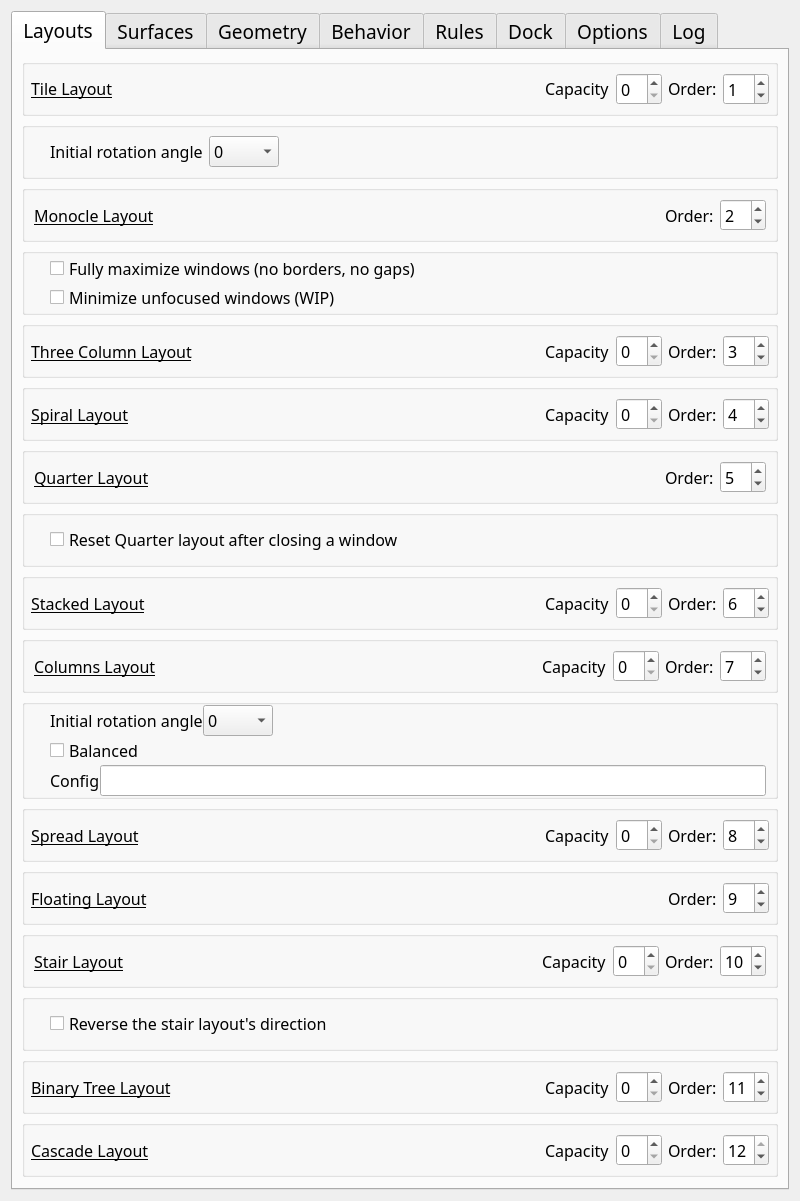
First picture: the form in res/config.ui, repository AndyEveritt/Krohnkite, before the edit.
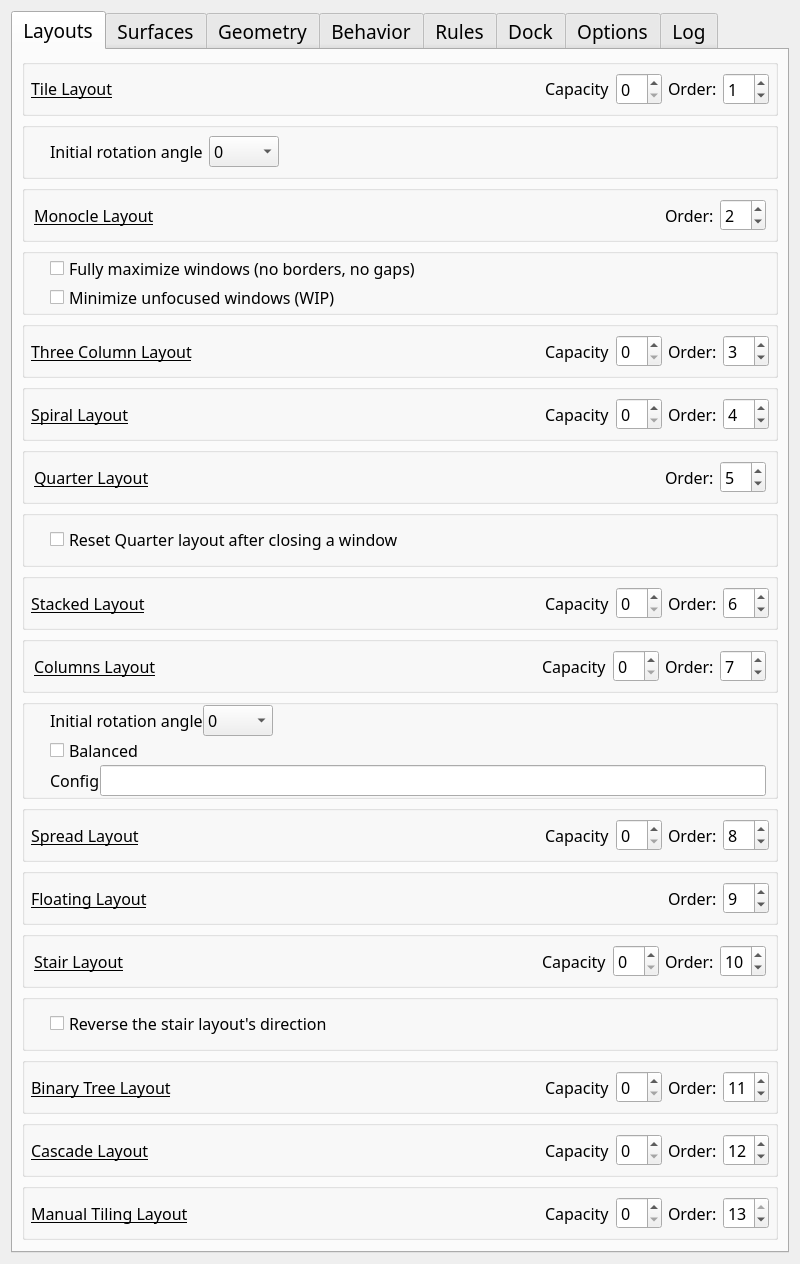
Second picture: the form after the edit. Custom widgets are drawn as their Qt base class.

Commit message: feat: add manual tiling layout

What changed in the file:
```diff
--- a/res/config.ui
+++ b/res/config.ui
@@ -2079,7 +2079,7 @@
              <string>&lt;html&gt;&lt;head/&gt;&lt;body&gt;&lt;p&gt;0 - to disable&lt;/p&gt;&lt;/body&gt;&lt;/html&gt;</string>
             </property>
             <property name="maximum">
-             <number>12</number>
+             <number>13</number>
             </property>
             <property name="value">
              <number>12</number>
@@ -2089,6 +2089,153 @@
          </layout>
         </widget>
        </item>
+       <item>
+        <widget class="QGroupBox" name="GB_d_manualTilingLayout">
+         <property name="sizePolicy">
+          <sizepolicy hsizetype="Preferred" vsizetype="Maximum">
+           <horstretch>0</horstretch>
+           <verstretch>0</verstretch>
+          </sizepolicy>
+         </property>
+         <property name="title">
+          <string/>
+         </property>
+         <property name="flat">
+          <bool>true</bool>
+         </property>
+         <layout class="QGridLayout" name="gridLayout_66">
+          <property name="leftMargin">
+           <number>6</number>
+          </property>
+          <property name="topMargin">
+           <number>0</number>
+          </property>
+          <property name="rightMargin">
+           <number>6</number>
+          </property>
+          <property name="bottomMargin">
+           <number>0</number>
+          </property>
+          <property name="horizontalSpacing">
+           <number>6</number>
+          </property>
+          <property name="verticalSpacing">
+           <number>0</number>
+          </property>
+          <item row="0" column="0">
+           <widget class="QLabel" name="label_120">
+            <property name="font">
+             <font>
+              <family>Noto Sans</family>
+              <pointsize>12</pointsize>
+              <italic>false</italic>
+              <bold>false</bold>
+              <underline>true</underline>
+             </font>
+            </property>
+            <property name="toolTip">
+             <string>&lt;html&gt;&lt;head/&gt;&lt;body&gt;&lt;p&gt;A manual tiling layout. New windows split the bottom-right-most window along its longer side. Rearrange it with the Split/Unsplit shortcuts, which are unbound by default.&lt;/p&gt;&lt;/body&gt;&lt;/html&gt;</string>
+            </property>
+            <property name="text">
+             <string>Manual Tiling Layout</string>
+            </property>
+            <property name="margin">
+             <number>0</number>
+            </property>
+           </widget>
+          </item>
+          <item row="0" column="1">
+           <spacer name="horizontalSpacer_61">
+            <property name="orientation">
+             <enum>Qt::Orientation::Horizontal</enum>
+            </property>
+            <property name="sizeHint" stdset="0">
+             <size>
+              <width>40</width>
+              <height>20</height>
+             </size>
+            </property>
+           </spacer>
+          </item>
+          <item row="0" column="2">
+           <widget class="QLabel" name="label_121">
+            <property name="font">
+             <font>
+              <family>Noto Sans</family>
+              <pointsize>12</pointsize>
+              <italic>false</italic>
+              <bold>false</bold>
+              <underline>false</underline>
+             </font>
+            </property>
+            <property name="text">
+             <string>Capacity</string>
+            </property>
+           </widget>
+          </item>
+          <item row="0" column="3">
+           <widget class="QSpinBox" name="kcfg_manualTilingLayoutCapacity">
+            <property name="font">
+             <font>
+              <family>Noto Sans</family>
+              <pointsize>12</pointsize>
+              <italic>false</italic>
+              <bold>false</bold>
+              <underline>false</underline>
+             </font>
+            </property>
+            <property name="toolTip">
+             <string>&lt;html&gt;&lt;head/&gt;&lt;body&gt;&lt;p&gt;0 - to disable&lt;/p&gt;&lt;/body&gt;&lt;/html&gt;</string>
+            </property>
+            <property name="maximum">
+             <number>99</number>
+            </property>
+            <property name="value">
+             <number>0</number>
+            </property>
+           </widget>
+          </item>
+          <item row="0" column="4">
+           <widget class="QLabel" name="label_122">
+            <property name="font">
+             <font>
+              <family>Noto Sans</family>
+              <pointsize>12</pointsize>
+              <italic>false</italic>
+              <bold>false</bold>
+              <underline>false</underline>
+             </font>
+            </property>
+            <property name="text">
+             <string>Order:</string>
+            </property>
+           </widget>
+          </item>
+          <item row="0" column="5">
+           <widget class="QSpinBox" name="kcfg_manualTilingLayoutOrder">
+            <property name="font">
+             <font>
+              <family>Noto Sans</family>
+              <pointsize>12</pointsize>
+              <italic>false</italic>
+              <bold>false</bold>
+              <underline>false</underline>
+             </font>
+            </property>
+            <property name="toolTip">
+             <string>&lt;html&gt;&lt;head/&gt;&lt;body&gt;&lt;p&gt;0 - to disable&lt;/p&gt;&lt;/body&gt;&lt;/html&gt;</string>
+            </property>
+            <property name="maximum">
+             <number>13</number>
+            </property>
+            <property name="value">
+             <number>13</number>
+            </property>
+           </widget>
+          </item>
+         </layout>
+        </widget>
+       </item>
       </layout>
      </widget>
      <widget class="QWidget" name="_2_surfacesTab">
```
Left out of the diff: 22 changed lines with no effect on the pictures. The commit also changes 17 other files.
